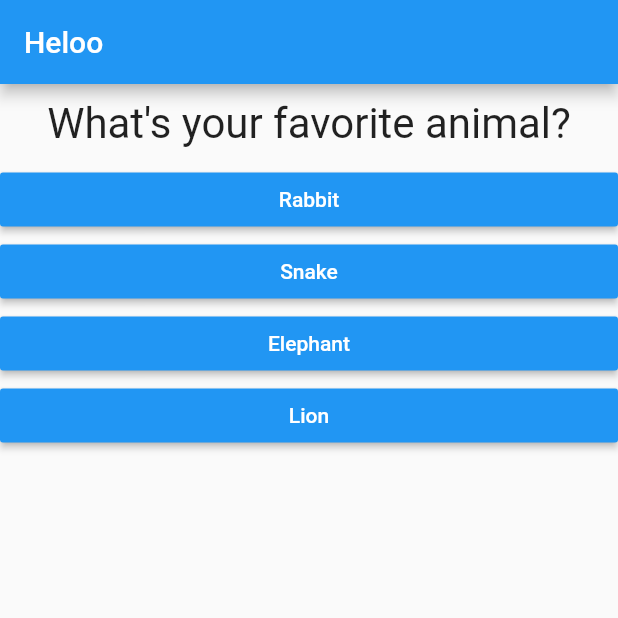
After one commit to BearCola/flutter_quiz_app, a Flutter app: the screen it shows after launch, after a tap on "Black", on a phone screen of 412 x 824 dp, the top half of it. The commit adds this screen. Run offline on Flutter 3.47's test engine with Material 2 defaults, Android fonts, the phone set to English and light mode, and no system bars.

Commit message:
complete project

```diff
--- a/lib/main.dart
+++ b/lib/main.dart
@@ -1,6 +1,6 @@
 import 'package:flutter/material.dart';
-import 'package:flutter_quiz_app/question.dart';
-import 'package:flutter_quiz_app/answer.dart';
+import 'package:flutter_quiz_app/quiz.dart';
+import 'package:flutter_quiz_app/result.dart';
 
 void main() => runApp(MyApp());
 
@@ -12,30 +12,94 @@ class MyApp extends StatefulWidget {
 }
 
 class _MyAppState extends State<MyApp> {
-  final questions = const [
+  final _questions = const [
     {
       'questionText': "What's your favorite color?",
-      'answers': ["Black", "Red", "Green", "White"],
+      'answers': [
+        {
+          'text': "Black",
+          'score': 10,
+        },
+        {
+          'text': "Red",
+          'score': 5,
+        },
+        {
+          'text': "Green",
+          'score': 3,
+        },
+        {
+          'text': "White",
+          'score': 1,
+        },
+      ],
     },
     {
       'questionText': "What's your favorite animal?",
-      'answers': ["Rabbit", "Snake", "Elephant", "Lion"],
+      'answers': [
+        {
+          'text': "Rabbit",
+          'score': 3,
+        },
+        {
+          'text': "Snake",
+          'score': 11,
+        },
+        {
+          'text': "Elephant",
+          'score': 5,
+        },
+        {
+          'text': "Lion",
+          'score': 7,
+        },
+      ],
     },
     {
       'questionText': "Who's your favorite instructor?",
-      'answers': ["Max", "Max", "Max", "Max"],
+      'answers': [
+        {
+          'text': "Max",
+          'score': 1,
+        },
+        {
+          'text': "Max",
+          'score': 1,
+        },
+        {
+          'text': "Max",
+          'score': 1,
+        },
+        {
+          'text': "Max",
+          'score': 1,
+        },
+      ],
     },
   ];
 
   var _questionIndex = 0;
+  var _totalScore = 0;
 
-  void _answerQuestion() {
-    if (_questionIndex < questions.length - 1) {
-      setState(() {
-        _questionIndex = _questionIndex + 1;
-      });
+  void _resetQuiz() {
+    setState(() {
+      _questionIndex = 0;
+      _totalScore = 0;
+    });
+  }
 
-      print(_questionIndex);
+  void _answerQuestion(int score) {
+    _totalScore += score;
+    print(_totalScore);
+
+    setState(() {
+      _questionIndex = _questionIndex + 1;
+    });
+
+    if (_questionIndex < _questions.length) {
+      print("We have more questions");
+    } else {
+      print("No more questions!");
     }
   }
 
@@ -46,17 +110,13 @@ class _MyAppState extends State<MyApp> {
         appBar: AppBar(
           title: Text("Heloo"),
         ),
-        body: Column(
-          children: <Widget>[
-            Question(
-              questions[_questionIndex]['questionText'],
-            ),
-            ...(questions[_questionIndex]['answers'] as List<String>)
-                .map((answers) {
-              return Answer(_answerQuestion, answers);
-            }).toList()
-          ],
-        ),
+        body: _questionIndex < _questions.length
+            ? Quiz(
+                answerQuestion: _answerQuestion,
+                questions: _questions,
+                questionIndex: _questionIndex,
+              )
+            : Result(_totalScore, _resetQuiz),
       ),
     );
   }
--- /dev/null
+++ b/lib/quiz.dart
@@ -0,0 +1,30 @@
+import 'package:flutter/material.dart';
+import 'package:flutter_quiz_app/answer.dart';
+import 'package:flutter_quiz_app/question.dart';
+
+class Quiz extends StatelessWidget {
+  final List<Map<String, Object>> questions;
+  final int questionIndex;
+  final Function answerQuestion;
+
+  Quiz(
+      {@required this.answerQuestion,
+      @required this.questions,
+      @required this.questionIndex});
+
+  @override
+  Widget build(BuildContext context) {
+    return Column(
+      children: <Widget>[
+        Question(
+          questions[questionIndex]['questionText'],
+        ),
+        ...(questions[questionIndex]['answers'] as List<Map<String, Object>>)
+            .map((answers) {
+          return Answer(
+              () => answerQuestion(answers['score']), answers['text']);
+        }).toList()
+      ],
+    );
+  }
+}
```
Also changed, not shown: lib/result.dart (added, +46 -0 lines), pubspec.lock.
